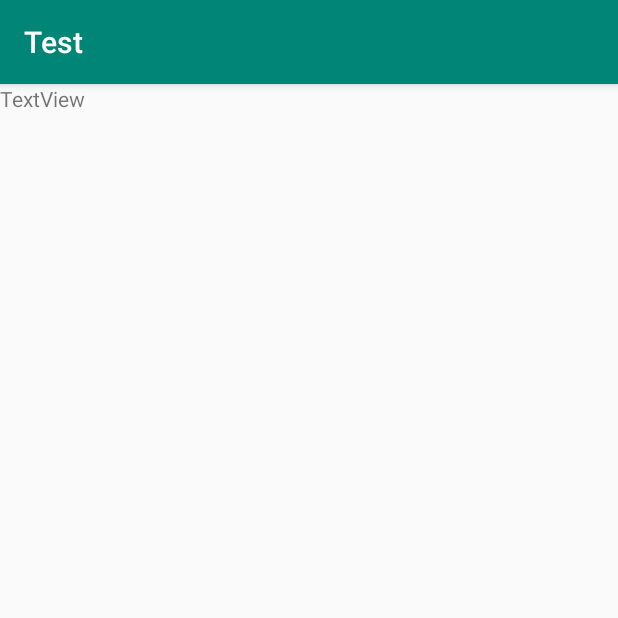
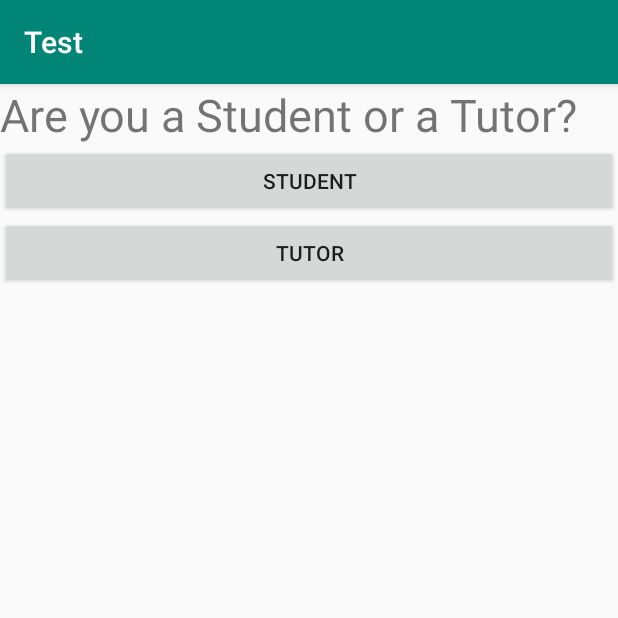
Before and after one commit to DanukGOAT/Android_Apps4Good, an Android app: the InitPage screen opened directly, with no data from a screen before it, on a phone screen of 412 x 824 dp, the top half of it. Run offline under Robolectric (Android 15) with nearby library versions, the phone set to English and light mode, and no system bars.

Commit message:
Good stuff my dudes

```diff
--- a/app/src/main/AndroidManifest.xml
+++ b/app/src/main/AndroidManifest.xml
@@ -10,7 +10,8 @@
         android:supportsRtl="true"
         android:theme="@style/AppTheme">
         <activity android:name=".TutorQuestions"></activity>
-        <activity android:name=".InitPage" />
+        <activity android:name=".InitPage"/>
+        <activity android:name=".StudentQuestions"></activity>
         <activity android:name=".HomePage" />
         <activity android:name=".AnswerActivity" />
         <activity android:name=".MainActivity">
--- a/app/src/main/java/com/example/exampleapp/InitPage.java
+++ b/app/src/main/java/com/example/exampleapp/InitPage.java
@@ -1,7 +1,9 @@
 package com.example.exampleapp;
 
+import android.content.Intent;
 import android.support.v7.app.AppCompatActivity;
 import android.os.Bundle;
+import android.view.View;
 
 public class InitPage extends AppCompatActivity {
 
@@ -10,4 +12,14 @@ public class InitPage extends AppCompatActivity {
         super.onCreate(savedInstanceState);
         setContentView(R.layout.activity_init_page);
     }
+
+    public void studentButtonPress(View v){
+        Intent intent = new Intent(this, StudentQuestions.class);
+        startActivity(intent);
+    }
+
+    public void tutorButtonPress(View v){
+        Intent intent = new Intent(this, TutorQuestions.class);
+        startActivity(intent);
+    }
 }
--- a/app/src/main/java/com/example/exampleapp/MainActivity.java
+++ b/app/src/main/java/com/example/exampleapp/MainActivity.java
@@ -46,7 +46,7 @@ public class MainActivity extends AppCompatActivity {
                 "Adding values: " + numOne + " and " + numTwo, Toast.LENGTH_LONG);
         toast.show();
 
-        Intent intent = new  Intent(this, TutorQuestions.class);
+        Intent intent = new  Intent(this, InitPage.class);
         intent.putExtra("answer", ans);
         startActivity(intent);
     }
--- a/app/src/main/res/layout/activity_init_page.xml
+++ b/app/src/main/res/layout/activity_init_page.xml
@@ -13,10 +13,25 @@
         android:orientation="vertical">
 
         <TextView
-            android:id="@+id/textView"
+            android:id="@+id/initQuestion"
             android:layout_width="match_parent"
             android:layout_height="wrap_content"
-            android:text="TextView" />
+            android:text="@string/initQuestionText"
+            android:textSize="30sp" />
+
+        <Button
+            android:id="@+id/studentButton"
+            android:layout_width="match_parent"
+            android:layout_height="wrap_content"
+            android:onClick="studentButtonPress"
+            android:text="@string/studentButtonText" />
+
+        <Button
+            android:id="@+id/tutorButton"
+            android:layout_width="match_parent"
+            android:layout_height="wrap_content"
+            android:onClick="tutorButtonPress"
+            android:text="@string/tutorButtonText" />
     </LinearLayout>
 
 </android.support.constraint.ConstraintLayout>
--- a/app/src/main/res/values/strings.xml
+++ b/app/src/main/res/values/strings.xml
@@ -4,4 +4,7 @@
     <string name="inputFieldHint">enter a real number</string>
     <string name="secondNumText">Enter second number:</string>
     <string name="calculateButton">Calculate</string>
+    <string name="initQuestionText">Are you a Student or a Tutor?</string>
+    <string name="studentButtonText">Student</string>
+    <string name="tutorButtonText">Tutor</string>
 </resources>
```
